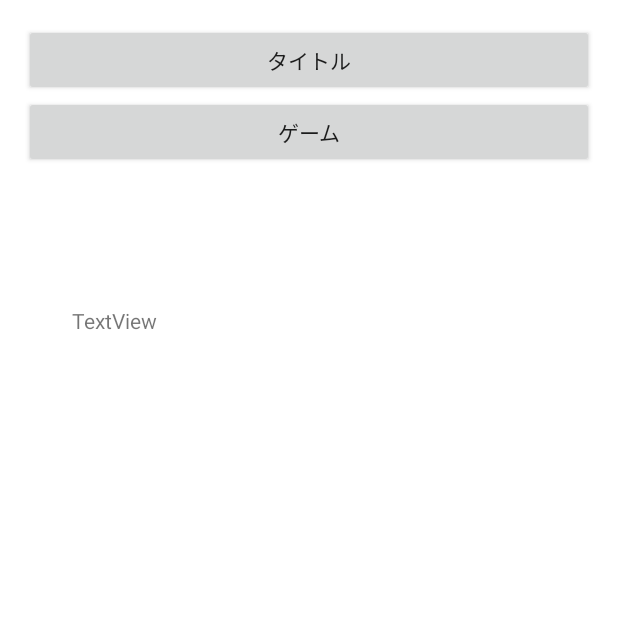
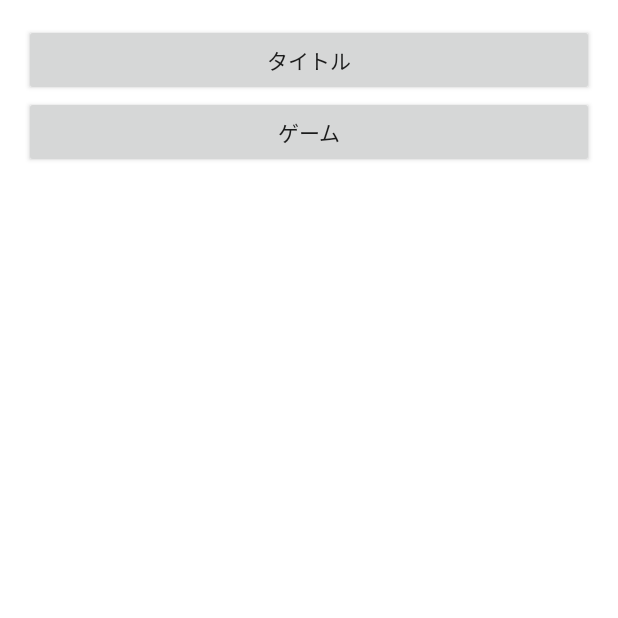
Before and after one commit to s15011/Jinrou, an Android app: the screen it shows after launch (MainActivity), on a phone screen of 412 x 824 dp, the top half of it. Run offline under Robolectric (Android 15) with nearby library versions, the phone set to English and light mode, and no system bars; Roboto replaces fonts that are not available here.

Commit message:
push test 修正

```diff
--- a/app/src/main/res/layout/activity_main.xml
+++ b/app/src/main/res/layout/activity_main.xml
@@ -24,14 +24,4 @@
         android:text="ゲーム"
         android:layout_below="@+id/run_title_activity"
         android:layout_alignParentStart="true" />
-
-    <TextView
-        android:text="TextView"
-        android:layout_width="wrap_content"
-        android:layout_height="wrap_content"
-        android:layout_below="@+id/run_game_activity"
-        android:layout_alignParentStart="true"
-        android:layout_marginStart="32dp"
-        android:layout_marginTop="92dp"
-        android:id="@+id/textView2" />
 </RelativeLayout>
```
